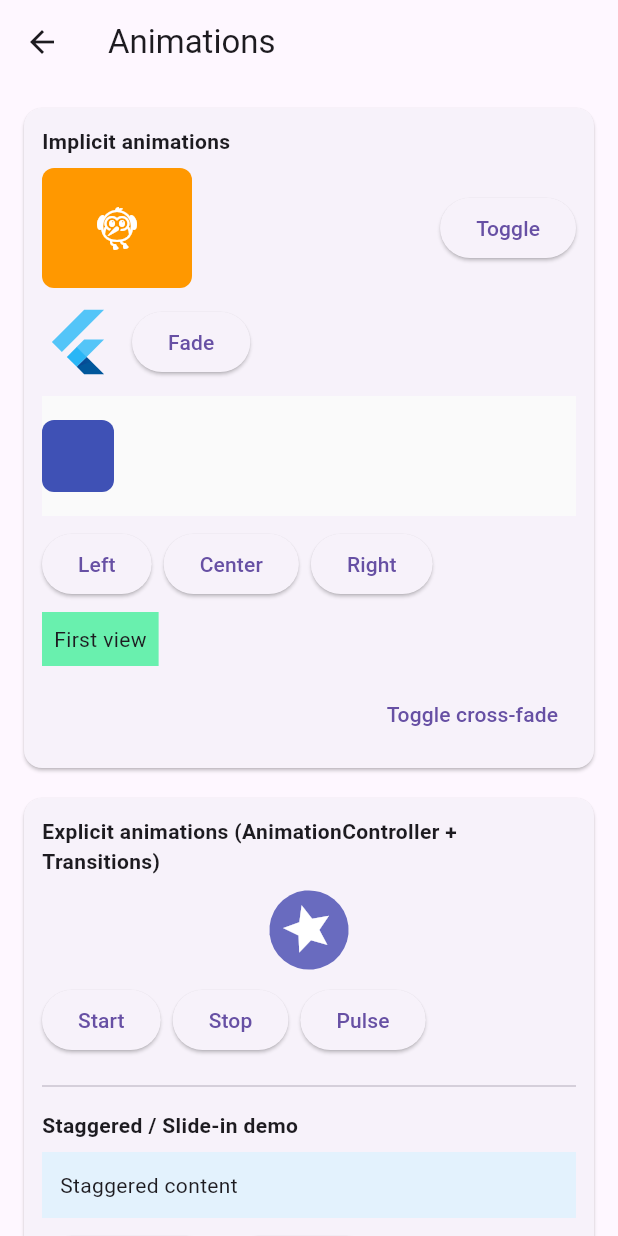
After one commit to TigoG/Workshop_App_Development, a Flutter app: the AnimationsRefactorPage screen opened by its route, on a phone screen of 412 x 824 dp. The commit adds this screen. Run offline on Flutter 3.47's test engine with Material 3 defaults, Android fonts, the phone set to English and light mode, and no system bars.

Commit message:
Fixed flappy pipes and added animation

```diff
--- /dev/null
+++ b/Workshop/solution/lib/animations/animations_page.dart
@@ -0,0 +1,244 @@
+// Animations page with multiple demos (implicit & explicit)
+import 'package:flutter/material.dart';
+
+class AnimationsRefactorPage extends StatefulWidget {
+  const AnimationsRefactorPage({super.key});
+  static const String routeName = '/animations_refactor';
+
+  @override
+  State<AnimationsRefactorPage> createState() => _AnimationsRefactorPageState();
+}
+
+class _AnimationsRefactorPageState extends State<AnimationsRefactorPage> with TickerProviderStateMixin {
+  // Implicit animation state
+  bool _isBig = false;
+  double _opacity = 1.0;
+  Alignment _alignment = Alignment.centerLeft;
+  bool _showFirst = true;
+  bool _togglePosition = false;
+
+  // Explicit animations
+  late final AnimationController _spinScaleController;
+  late final Animation<double> _rotationAnim;
+  late final Animation<double> _scaleAnim;
+  late final Animation<Color?> _colorAnim;
+
+  late final AnimationController _staggerController;
+  late final Animation<Offset> _slideAnim;
+  late final Animation<double> _staggerOpacity;
+  late final Animation<double> _staggerScale;
+
+  int _switchCounter = 0;
+
+  @override
+  void initState() {
+    super.initState();
+
+    _spinScaleController = AnimationController(vsync: this, duration: const Duration(milliseconds: 1200));
+    _rotationAnim = Tween<double>(begin: 0.0, end: 1.0).animate(CurvedAnimation(parent: _spinScaleController, curve: Curves.easeInOut));
+    _scaleAnim = Tween<double>(begin: 0.8, end: 1.2).animate(CurvedAnimation(parent: _spinScaleController, curve: Curves.easeInOut));
+    _colorAnim = ColorTween(begin: Colors.blue, end: Colors.pink).animate(CurvedAnimation(parent: _spinScaleController, curve: Curves.easeInOut));
+    _spinScaleController.repeat(reverse: true);
+
+    _staggerController = AnimationController(vsync: this, duration: const Duration(milliseconds: 1400));
+    _slideAnim = Tween<Offset>(begin: const Offset(-1.2, 0), end: Offset.zero).animate(CurvedAnimation(parent: _staggerController, curve: const Interval(0.0, 0.5, curve: Curves.easeOut)));
+    _staggerOpacity = Tween<double>(begin: 0.0, end: 1.0).animate(CurvedAnimation(parent: _staggerController, curve: const Interval(0.0, 0.35, curve: Curves.easeIn)));
+    _staggerScale = Tween<double>(begin: 0.8, end: 1.0).animate(CurvedAnimation(parent: _staggerController, curve: const Interval(0.5, 1.0, curve: Curves.elasticOut)));
+    _staggerController.forward();
+  }
+
+  @override
+  void dispose() {
+    _spinScaleController.dispose();
+    _staggerController.dispose();
+    super.dispose();
+  }
+
+  @override
+  Widget build(BuildContext context) {
+    return Scaffold(
+      appBar: AppBar(title: const Text('Animations')),
+      body: ListView(
+        padding: const EdgeInsets.all(12.0),
+        children: [
+          Card(
+            child: Padding(
+              padding: const EdgeInsets.all(12.0),
+              child: Column(crossAxisAlignment: CrossAxisAlignment.stretch, children: [
+                const Text('Implicit animations', style: TextStyle(fontWeight: FontWeight.bold)),
+                const SizedBox(height: 8),
+                // AnimatedContainer demo
+                Row(
+                  mainAxisAlignment: MainAxisAlignment.spaceBetween,
+                  children: [
+                    AnimatedContainer(
+                      duration: const Duration(milliseconds: 600),
+                      curve: Curves.easeInOut,
+                      width: _isBig ? 200 : 100,
+                      height: _isBig ? 120 : 80,
+                      decoration: BoxDecoration(color: _isBig ? Colors.teal : Colors.orange, borderRadius: BorderRadius.circular(_isBig ? 24 : 8)),
+                      child: const Center(child: Icon(Icons.flutter_dash, size: 32, color: Colors.white)),
+                    ),
+                    ElevatedButton(onPressed: () => setState(() => _isBig = !_isBig), child: const Text('Toggle'))
+                  ],
+                ),
+                const SizedBox(height: 12),
+
+                // AnimatedOpacity demo
+                Row(
+                  children: [
+                    AnimatedOpacity(
+                      opacity: _opacity,
+                      duration: const Duration(milliseconds: 500),
+                      child: const FlutterLogo(size: 48),
+                    ),
+                    const SizedBox(width: 12),
+                    ElevatedButton(onPressed: () => setState(() => _opacity = _opacity == 1.0 ? 0.2 : 1.0), child: const Text('Fade')),
+                  ],
+                ),
+                const SizedBox(height: 12),
+
+                // AnimatedAlign demo
+                Container(
+                  height: 80,
+                  color: Colors.grey.shade50,
+                  child: AnimatedAlign(
+                    duration: const Duration(milliseconds: 600),
+                    curve: Curves.easeInOut,
+                    alignment: _alignment,
+                    child: Container(width: 48, height: 48, decoration: BoxDecoration(color: Colors.indigo, borderRadius: BorderRadius.circular(8))),
+                  ),
+                ),
+                const SizedBox(height: 8),
+                Row(
+                  children: [
+                    ElevatedButton(onPressed: () => setState(() => _alignment = Alignment.centerLeft), child: const Text('Left')),
+                    const SizedBox(width: 8),
+                    ElevatedButton(onPressed: () => setState(() => _alignment = Alignment.center), child: const Text('Center')),
+                    const SizedBox(width: 8),
+                    ElevatedButton(onPressed: () => setState(() => _alignment = Alignment.centerRight), child: const Text('Right')),
+                  ],
+                ),
+
+                const SizedBox(height: 8),
+                // AnimatedCrossFade demo
+                AnimatedCrossFade(
+                  duration: const Duration(milliseconds: 400),
+                  firstChild: Container(padding: const EdgeInsets.all(8), color: Colors.greenAccent, child: const Text('First view')),
+                  secondChild: Container(padding: const EdgeInsets.all(8), color: Colors.orangeAccent, child: const Text('Second view')),
+                  crossFadeState: _showFirst ? CrossFadeState.showFirst : CrossFadeState.showSecond,
+                ),
+                const SizedBox(height: 8),
+                Align(alignment: Alignment.centerRight, child: TextButton(onPressed: () => setState(() => _showFirst = !_showFirst), child: const Text('Toggle cross-fade'))),
+              ]),
+            ),
+          ),
+
+          const SizedBox(height: 12),
+
+          Card(
+            child: Padding(
+              padding: const EdgeInsets.all(12.0),
+              child: Column(crossAxisAlignment: CrossAxisAlignment.stretch, children: [
+                const Text('Explicit animations (AnimationController + Transitions)', style: TextStyle(fontWeight: FontWeight.bold)),
+                const SizedBox(height: 8),
+                // Rotation + Scale + Color using AnimatedBuilder and transitions
+                Row(
+                  mainAxisAlignment: MainAxisAlignment.center,
+                  children: [
+                    RotationTransition(
+                      turns: _rotationAnim,
+                      child: ScaleTransition(
+                        scale: _scaleAnim,
+                        child: AnimatedBuilder(
+                          animation: _colorAnim,
+                          builder: (context, child) {
+                            return Container(padding: const EdgeInsets.all(8), decoration: BoxDecoration(color: _colorAnim.value, shape: BoxShape.circle), child: child);
+                          },
+                          child: const Icon(Icons.star, size: 40, color: Colors.white),
+                        ),
+                      ),
+                    ),
+                  ],
+                ),
+                const SizedBox(height: 8),
+                Wrap(spacing: 8, children: [
+                  ElevatedButton(onPressed: () => _spinScaleController.repeat(reverse: true), child: const Text('Start')),
+                  ElevatedButton(onPressed: () => _spinScaleController.stop(), child: const Text('Stop')),
+                  ElevatedButton(onPressed: () => _spinScaleController.forward(from: 0.0), child: const Text('Pulse')),
+                ]),
+
+                const SizedBox(height: 12),
+                const Divider(),
+                const SizedBox(height: 8),
+                const Text('Staggered / Slide-in demo', style: TextStyle(fontWeight: FontWeight.bold)),
+                const SizedBox(height: 8),
+                SlideTransition(
+                  position: _slideAnim,
+                  child: FadeTransition(
+                    opacity: _staggerOpacity,
+                    child: ScaleTransition(scale: _staggerScale, child: Container(padding: const EdgeInsets.all(12), color: Colors.blue.shade50, child: const Text('Staggered content'))),
+                  ),
+                ),
+                const SizedBox(height: 8),
+                Row(children: [
+                  ElevatedButton(onPressed: () => _staggerController.forward(from: 0.0), child: const Text('Animate in')),
+                  const SizedBox(width: 8),
+                  ElevatedButton(onPressed: () => _staggerController.reverse(), child: const Text('Reverse')),
+                ]),
+              ]),
+            ),
+          ),
+
+          const SizedBox(height: 12),
+
+          Card(
+            child: Padding(
+              padding: const EdgeInsets.all(12.0),
+              child: Column(crossAxisAlignment: CrossAxisAlignment.stretch, children: [
+                const Text('Positioned / AnimatedPositioned', style: TextStyle(fontWeight: FontWeight.bold)),
+                const SizedBox(height: 8),
+                SizedBox(
+                  height: 120,
+                  child: Stack(
+                    children: [
+                      AnimatedPositioned(
+                        duration: const Duration(milliseconds: 600),
+                        curve: Curves.easeInOut,
+                        left: _togglePosition ? 220 : 8,
+                        top: 16,
+                        child: CircleAvatar(radius: 28, backgroundColor: Colors.deepPurple, child: const Icon(Icons.sentiment_satisfied, color: Colors.white)),
+                      ),
+                      Positioned(right: 8, bottom: 8, child: TextButton(onPressed: () => setState(() => _togglePosition = !_togglePosition), child: const Text('Move'))),
+                    ],
+                  ),
+                ),
+              ]),
+            ),
+          ),
+
+          const SizedBox(height: 12),
+
+          Card(
+            child: Padding(
+              padding: const EdgeInsets.all(12.0),
+              child: Column(crossAxisAlignment: CrossAxisAlignment.stretch, children: [
+                const Text('AnimatedSwitcher (switch between widgets)', style: TextStyle(fontWeight: FontWeight.bold)),
+                const SizedBox(height: 8),
+                Center(
+                  child: AnimatedSwitcher(
+                    duration: const Duration(milliseconds: 500),
+                    transitionBuilder: (child, animation) => FadeTransition(opacity: animation, child: ScaleTransition(scale: animation, child: child)),
+                    child: Container(key: ValueKey<int>(_switchCounter), width: 120, height: 60, color: Colors.primaries[_switchCounter % Colors.primaries.length].shade300, child: Center(child: Text('#$_switchCounter', style: const TextStyle(fontSize: 18)))),
+                  ),
+                ),
+                const SizedBox(height: 8),
+                Align(alignment: Alignment.center, child: ElevatedButton(onPressed: () => setState(() => _switchCounter++), child: const Text('Next'))),
+              ]),
+            ),
+          ),
+        ],
+      ),
+    );
+  }
+}
--- a/Workshop/solution/lib/flappy/flappy_page.dart
+++ b/Workshop/solution/lib/flappy/flappy_page.dart
@@ -70,8 +70,8 @@ class _FlappyRefactorPageState extends State<FlappyRefactorPage> {
               child: Stack(
                 children: [
                   Container(color: Colors.lightBlue[200]),
-                  // Pipes
-                  ..._controller.pipes.map((p) => _buildPipe(p)),
+                  // Pipes - expanded into multiple Positioned widgets
+                  ..._controller.pipes.expand((p) => _buildPipe(p)),
                   // Bird
                   _buildBird(),
                   // Ground
@@ -168,21 +168,32 @@ class _FlappyRefactorPageState extends State<FlappyRefactorPage> {
     );
   }
 
-  Widget _buildPipe(Pipe p) {
+  List<Widget> _buildPipe(Pipe p) {
     final topHeight = p.gapY;
-    final bottomTop = p.gapY + p.gapHeight;
+    final gapHeight = p.gapHeight;
+    final bottomTop = p.gapY + gapHeight;
     final bottomHeight = math.max(0.0, _controller.gameHeight - _controller.groundHeight - bottomTop);
-    return Positioned(
-      left: p.x,
-      top: 0,
-      child: Column(
-        children: [
-          Container(width: p.width, height: topHeight, color: Colors.green[700]),
-          const SizedBox(height: 0),
-          Container(width: p.width, height: bottomHeight, color: Colors.green[700]),
-        ],
+
+    return [
+      Positioned(
+        left: p.x,
+        top: 0,
+        child: Container(
+          width: p.width,
+          height: topHeight,
+          color: Colors.green[700],
+        ),
       ),
-    );
+      Positioned(
+        left: p.x,
+        top: bottomTop,
+        child: Container(
+          width: p.width,
+          height: bottomHeight,
+          color: Colors.green[700],
+        ),
+      ),
+    ];
   }
 
   Widget _buildBird() {
--- a/Workshop/solution/lib/main.dart
+++ b/Workshop/solution/lib/main.dart
@@ -3,6 +3,7 @@ import 'package:flutter_workshop_solution/snake/snake_page.dart';
 import 'package:flutter_workshop_solution/flappy/flappy_page.dart';
 import 'package:flutter_workshop_solution/layout/layout_page.dart';
 import 'package:flutter_workshop_solution/state/state_page.dart';
+import 'package:flutter_workshop_solution/animations/animations_page.dart';
 
 /// Starter workshop app with a main menu and four starter pages.
 void main() {
@@ -24,6 +25,7 @@ class MyApp extends StatelessWidget {
         FlappyRefactorPage.routeName: (context) => const FlappyRefactorPage(),
         LayoutRefactorPage.routeName: (context) => const LayoutRefactorPage(),
         StateRefactorPage.routeName: (context) => const StateRefactorPage(),
+        AnimationsRefactorPage.routeName: (context) => const AnimationsRefactorPage(),
       },
     );
   }
@@ -72,6 +74,13 @@ class WorkshopHomePage extends StatelessWidget {
             trailing: const Icon(Icons.chevron_right),
             onTap: () => Navigator.of(context).pushNamed(StateRefactorPage.routeName),
           ),
+          const Divider(),
+          ListTile(
+            title: const Text('Animations (implicit & explicit)'),
+            subtitle: const Text('Various Flutter animation patterns and examples'),
+            trailing: const Icon(Icons.chevron_right),
+            onTap: () => Navigator.of(context).pushNamed(AnimationsRefactorPage.routeName),
+          ),
         ],
       ),
     );
--- a/Workshop/solution/pubspec.yaml
+++ b/Workshop/solution/pubspec.yaml
@@ -2,17 +2,21 @@ name: flutter_workshop_solution
 description: Final solution app for the Flutter workshop.
 publish_to: 'none'
 version: 0.0.1
+
 environment:
   sdk: ">=2.18.0 <4.0.0"
+
 dependencies:
   flutter:
     sdk: flutter
   cupertino_icons: ^1.0.2
   http: 0.13.6
   shared_preferences: ^2.1.1
+
 dev_dependencies:
   flutter_test:
     sdk: flutter
-  flutter_lints: 3.0.2
+  flutter_lints: ^6.0.0
+
 flutter:
   uses-material-design: true
```
